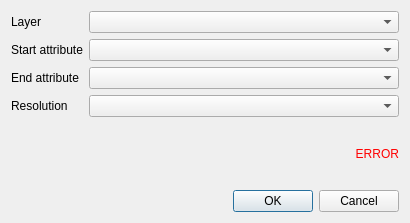
This is lizmap/resources/ui/ui_form_time_manager.ui in 3liz/lizmap-plugin as Qt 5 draws it before an edit. The edited form follows.
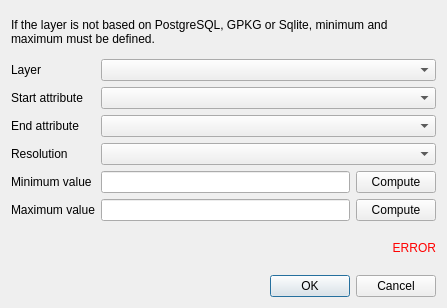
This is the edited form. Custom widgets are drawn as their Qt base class.

Commit message: Time manager - add min and max values in the config dialog

What changed in the file:
```diff
--- a/lizmap/resources/ui/ui_form_time_manager.ui
+++ b/lizmap/resources/ui/ui_form_time_manager.ui
@@ -6,14 +6,24 @@
    <rect>
     <x>0</x>
     <y>0</y>
-    <width>410</width>
-    <height>223</height>
+    <width>447</width>
+    <height>308</height>
    </rect>
   </property>
   <property name="windowTitle">
    <string>Time manager layer</string>
   </property>
   <layout class="QVBoxLayout" name="verticalLayout">
+   <item>
+    <widget class="QLabel" name="label_3">
+     <property name="text">
+      <string>If the layer is not based on PostgreSQL, GPKG or Sqlite, minimum and maximum must be defined.</string>
+     </property>
+     <property name="wordWrap">
+      <bool>true</bool>
+     </property>
+    </widget>
+   </item>
    <item>
     <layout class="QFormLayout" name="formLayout">
      <item row="0" column="0">
@@ -59,6 +69,48 @@
      <item row="3" column="1">
       <widget class="QComboBox" name="resolution"/>
      </item>
+     <item row="4" column="0">
+      <widget class="QLabel" name="label_min_value">
+       <property name="text">
+        <string>Minimum value</string>
+       </property>
+      </widget>
+     </item>
+     <item row="5" column="0">
+      <widget class="QLabel" name="label_max_value">
+       <property name="text">
+        <string>Maximum value</string>
+       </property>
+      </widget>
+     </item>
+     <item row="5" column="1">
+      <layout class="QHBoxLayout" name="horizontalLayout">
+       <item>
+        <widget class="QLineEdit" name="edit_max_value"/>
+       </item>
+       <item>
+        <widget class="QPushButton" name="set_max_value">
+         <property name="text">
+          <string>Compute</string>
+         </property>
+        </widget>
+       </item>
+      </layout>
+     </item>
+     <item row="4" column="1">
+      <layout class="QHBoxLayout" name="horizontalLayout_2">
+       <item>
+        <widget class="QLineEdit" name="edit_min_value"/>
+       </item>
+       <item>
+        <widget class="QPushButton" name="set_min_value">
+         <property name="text">
+          <string>Compute</string>
+         </property>
+        </widget>
+       </item>
+      </layout>
+     </item>
     </layout>
    </item>
    <item>
```
The commit also changes 7 other files.
